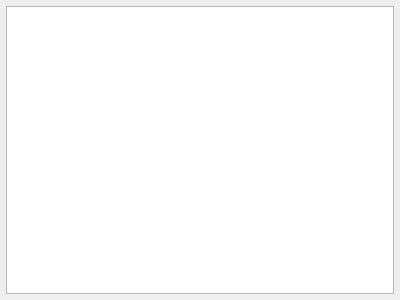
This is src-qt5/core-utils/lumina-config/pages/page_compton.ui in lumina-desktop/lumina as Qt 5 draws it before an edit. The edited form follows.
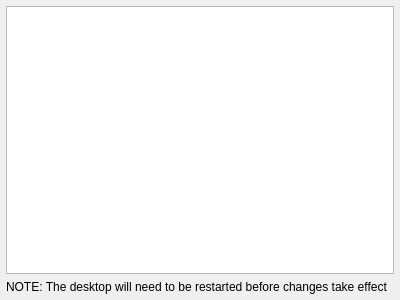
This is the edited form.

Commit message: Add a note that the compton settings will require a restart to take effect.

Patch:
```diff
--- a/src-qt5/core-utils/lumina-config/pages/page_compton.ui
+++ b/src-qt5/core-utils/lumina-config/pages/page_compton.ui
@@ -29,6 +29,16 @@
    <item>
     <widget class="QPlainTextEdit" name="text_file"/>
    </item>
+   <item>
+    <widget class="QLabel" name="label">
+     <property name="text">
+      <string>NOTE: The desktop will need to be restarted before changes take effect</string>
+     </property>
+     <property name="wordWrap">
+      <bool>true</bool>
+     </property>
+    </widget>
+   </item>
   </layout>
  </widget>
  <resources/>
```
